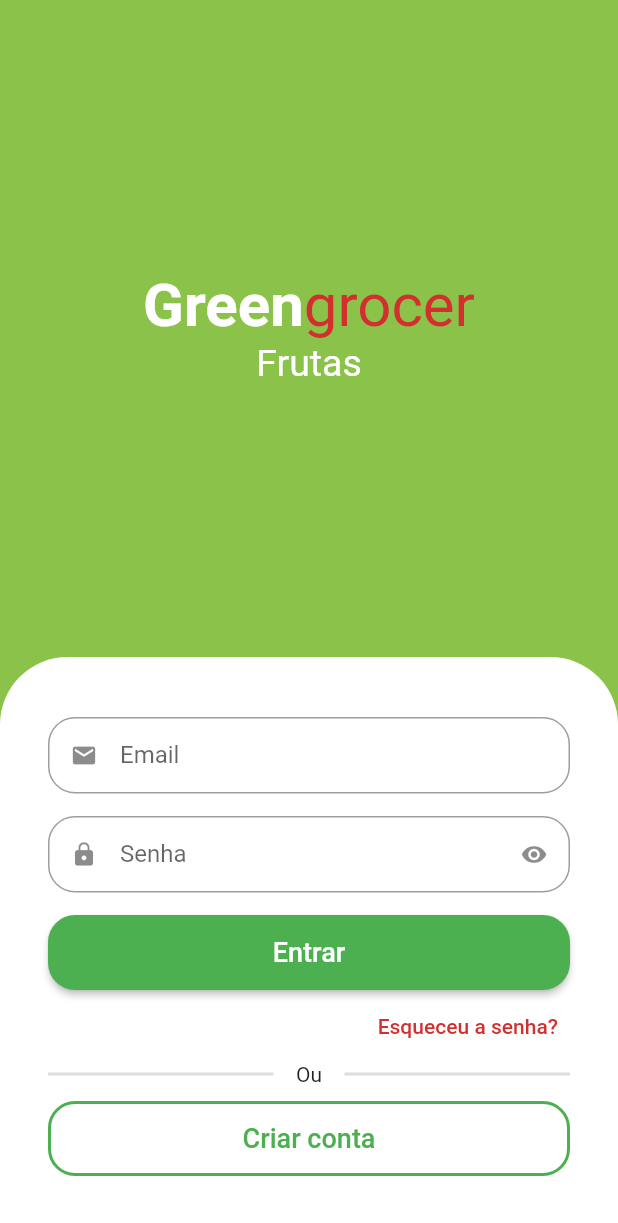
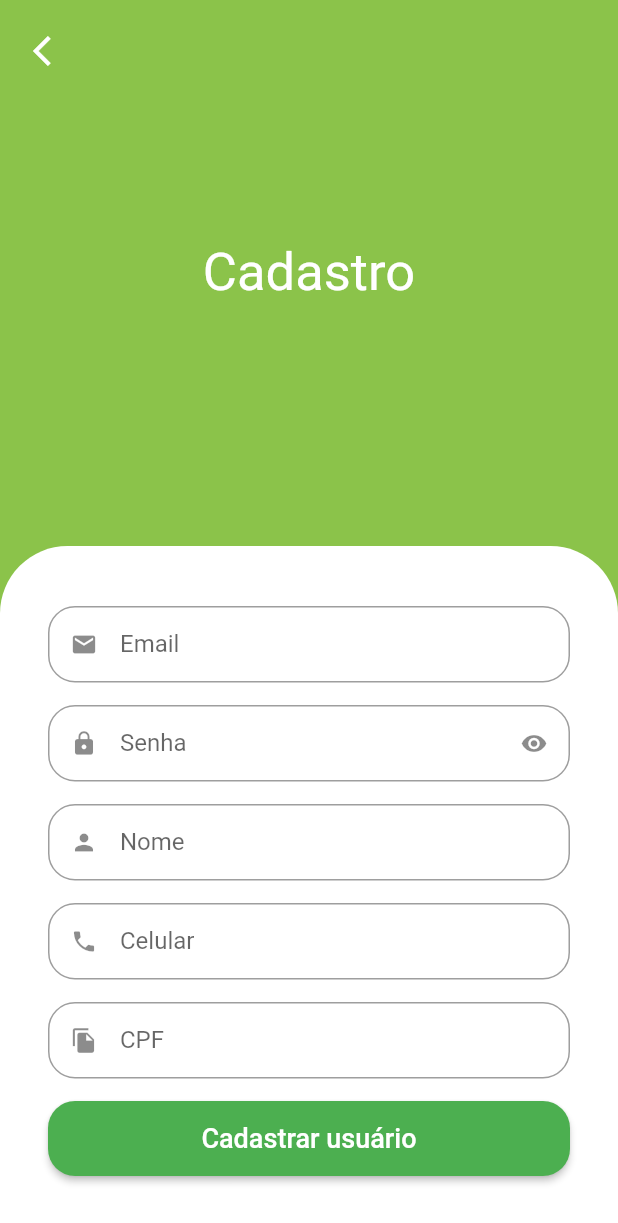
Before and after one commit to GabrielFelip/quitanda_virtual, a Flutter app: the screen it shows after launch, after a tap on "Criar conta", on a phone screen of 412 x 824 dp. Shown: the top 1223 px of the screen. Run offline on Flutter 3.47's test engine with Material 2 defaults, Android fonts, the phone set to English and light mode, and no system bars; drawn by our look-alikes of animated_text_kit; our stand-ins replace mask_text_input_formatter.

Commit message:
Adiciona tela de cadastro ao projeto

```diff
--- a/lib/src/auth/components/custom_text_field.dart
+++ b/lib/src/auth/components/custom_text_field.dart
@@ -1,15 +1,18 @@
 import 'package:flutter/material.dart';
+import 'package:flutter/services.dart';
 
 class CustomTextField extends StatefulWidget {
   final IconData icon;
   final String label;
   final bool isSecret;
+  final List<TextInputFormatter>? inputFormatters;
 
   const CustomTextField({
     Key? key,
     required this.icon,
     required this.label,
     this.isSecret = false,
+    this.inputFormatters,
   }) : super(key: key);
 
   @override
@@ -17,7 +20,6 @@ class CustomTextField extends StatefulWidget {
 }
 
 class _CustomTextFieldState extends State<CustomTextField> {
-
   bool isObscure = false;
 
   @override
@@ -32,6 +34,7 @@ class _CustomTextFieldState extends State<CustomTextField> {
     return Padding(
       padding: const EdgeInsets.only(bottom: 15),
       child: TextFormField(
+        inputFormatters: widget.inputFormatters,
         obscureText: isObscure,
         decoration: InputDecoration(
           prefixIcon: Icon(widget.icon),
@@ -42,7 +45,8 @@ class _CustomTextFieldState extends State<CustomTextField> {
                       isObscure = !isObscure;
                     });
                   },
-                  icon: Icon(isObscure ? Icons.visibility : Icons.visibility_off),
+                  icon:
+                      Icon(isObscure ? Icons.visibility : Icons.visibility_off),
                 )
               : null,
           labelText: widget.label,
--- a/lib/src/auth/sign_in_screen.dart
+++ b/lib/src/auth/sign_in_screen.dart
@@ -1,5 +1,6 @@
 import 'package:animated_text_kit/animated_text_kit.dart';
 import 'package:flutter/material.dart';
+import 'package:quitanda_virtual/src/auth/sign_up_screen.dart';
 import 'package:quitanda_virtual/src/config/custom_colors.dart';
 
 import 'components/custom_text_field.dart';
@@ -23,7 +24,9 @@ class SignInScreen extends StatelessWidget {
                     children: [
                       // Nome do app
                       Text.rich(
-                        TextSpan(style: const TextStyle(fontSize: 40), children: [
+                        TextSpan(
+                            style: const TextStyle(fontSize: 40),
+                            children: [
                               const TextSpan(
                                 text: 'Green',
                                 style: TextStyle(
@@ -34,8 +37,7 @@ class SignInScreen extends StatelessWidget {
                               TextSpan(
                                 text: 'grocer',
                                 style: TextStyle(
-                              color: CustomColors.customContrastColor
-                            ),
+                                    color: CustomColors.customContrastColor),
                               ),
                             ]),
                       ),
@@ -65,10 +67,12 @@ class SignInScreen extends StatelessWidget {
 
                 // Formulário
                 Container(
-                  padding: const EdgeInsets.symmetric(horizontal: 32, vertical: 40),
+                  padding:
+                      const EdgeInsets.symmetric(horizontal: 32, vertical: 40),
                   decoration: const BoxDecoration(
                     color: Colors.white,
-                    borderRadius: BorderRadius.vertical(top: Radius.circular(45)),
+                    borderRadius:
+                        BorderRadius.vertical(top: Radius.circular(45)),
                   ),
                   child: Column(
                     crossAxisAlignment: CrossAxisAlignment.stretch,
@@ -107,7 +111,8 @@ class SignInScreen extends StatelessWidget {
                           onPressed: () {},
                           child: Text(
                             'Esqueceu a senha?',
-                            style: TextStyle(color: CustomColors.customContrastColor),
+                            style: TextStyle(
+                                color: CustomColors.customContrastColor),
                           ),
                         ),
                       ),
@@ -148,7 +153,12 @@ class SignInScreen extends StatelessWidget {
                                 width: 2,
                                 color: Colors.green,
                               )),
-                          onPressed: () {},
+                          onPressed: () {
+                            Navigator.of(context)
+                                .push(MaterialPageRoute(builder: (context) {
+                              return SignUpScreen();
+                            }));
+                          },
                           child: const Text(
                             'Criar conta',
                             style: TextStyle(fontSize: 18),
--- /dev/null
+++ b/lib/src/auth/sign_up_screen.dart
@@ -0,0 +1,121 @@
+import 'package:flutter/material.dart';
+import 'package:mask_text_input_formatter/mask_text_input_formatter.dart';
+import 'package:quitanda_virtual/src/auth/components/custom_text_field.dart';
+
+import '../config/custom_colors.dart';
+
+class SignUpScreen extends StatelessWidget {
+  SignUpScreen({Key? key}) : super(key: key);
+
+  final cpfFormater = MaskTextInputFormatter(
+    mask: '###.###.###-##',
+    filter: {'#': RegExp(r'[0-9]')},
+  );
+  final phoneFormater = MaskTextInputFormatter(
+    mask: '(##) #####-####',
+    filter: {'#': RegExp(r'[0-9]')},
+  );
+
+  @override
+  Widget build(BuildContext context) {
+    return Scaffold(
+      backgroundColor: CustomColors.customSwatchColor,
+      body: SingleChildScrollView(
+        child: SizedBox(
+          height: MediaQuery.of(context).size.height,
+          width: MediaQuery.of(context).size.width,
+          child: Stack(
+            children: [
+              Column(
+                children: [
+                  const Expanded(
+                    child: Center(
+                      child: Text(
+                        'Cadastro',
+                        style: TextStyle(color: Colors.white, fontSize: 35),
+                      ),
+                    ),
+                  ),
+
+                  // Formulário
+                  Container(
+                    padding: const EdgeInsets.symmetric(
+                      horizontal: 32,
+                      vertical: 40,
+                    ),
+                    decoration: const BoxDecoration(
+                      color: Colors.white,
+                      borderRadius: BorderRadius.vertical(
+                        top: Radius.circular(45),
+                      ),
+                    ),
+                    child: Column(
+                      crossAxisAlignment: CrossAxisAlignment.stretch,
+                      children: [
+                        const CustomTextField(
+                          icon: Icons.email,
+                          label: 'Email',
+                        ),
+                        const CustomTextField(
+                          icon: Icons.lock,
+                          label: 'Senha',
+                          isSecret: true,
+                        ),
+                        const CustomTextField(
+                          icon: Icons.person,
+                          label: 'Nome',
+                        ),
+                        CustomTextField(
+                          icon: Icons.phone,
+                          label: 'Celular',
+                          inputFormatters: [phoneFormater],
+                        ),
+                        CustomTextField(
+                          icon: Icons.file_copy,
+                          label: 'CPF',
+                          inputFormatters: [cpfFormater],
+                        ),
+                        SizedBox(
+                          height: 50,
+                          child: ElevatedButton(
+                            onPressed: () {},
+                            style: ElevatedButton.styleFrom(
+                              shape: RoundedRectangleBorder(
+                                borderRadius: BorderRadius.circular(18),
+                              ),
+                            ),
+                            child: const Text(
+                              'Cadastrar usuário',
+                              style: TextStyle(
+                                fontSize: 18,
+                              ),
+                            ),
+                          ),
+                        )
+                      ],
+                    ),
+                  )
+                ],
+              ),
+              Positioned(
+                left: 10,
+                top: 10,
+                child: SafeArea(
+                  child: IconButton(
+                    onPressed: () {
+                      Navigator.of(context).pop();
+                    },
+                    icon: const Icon(
+                      Icons.arrow_back_ios,
+                      color: Colors.white,
+                    ),
+                  ),
+                ),
+              ),
+            ],
+          ),
+        ),
+      ),
+    );
+  }
+}
--- a/pubspec.yaml
+++ b/pubspec.yaml
@@ -35,6 +35,7 @@ dependencies:
   # Use with the CupertinoIcons class for iOS style icons.
   cupertino_icons: ^1.0.2
   animated_text_kit: ^4.2.2
+  mask_text_input_formatter: ^2.4.0
 
 dev_dependencies:
   flutter_test:
```
Also changed, not shown: pubspec.lock. Lines whose indentation alone changed are shown as unchanged.
